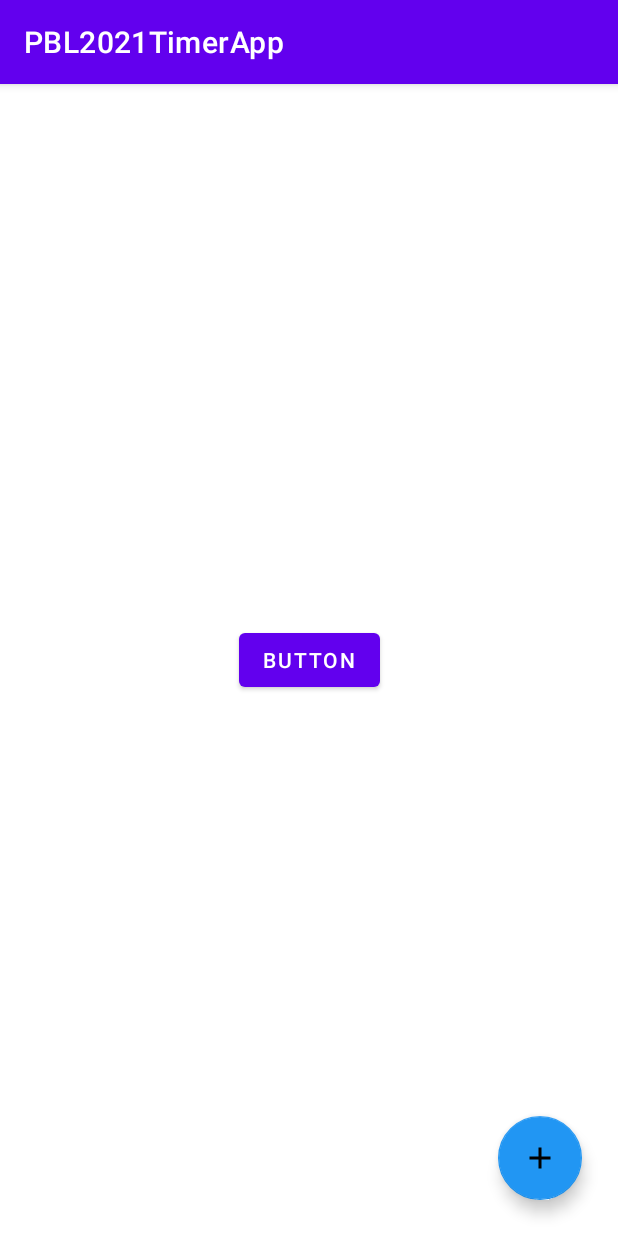
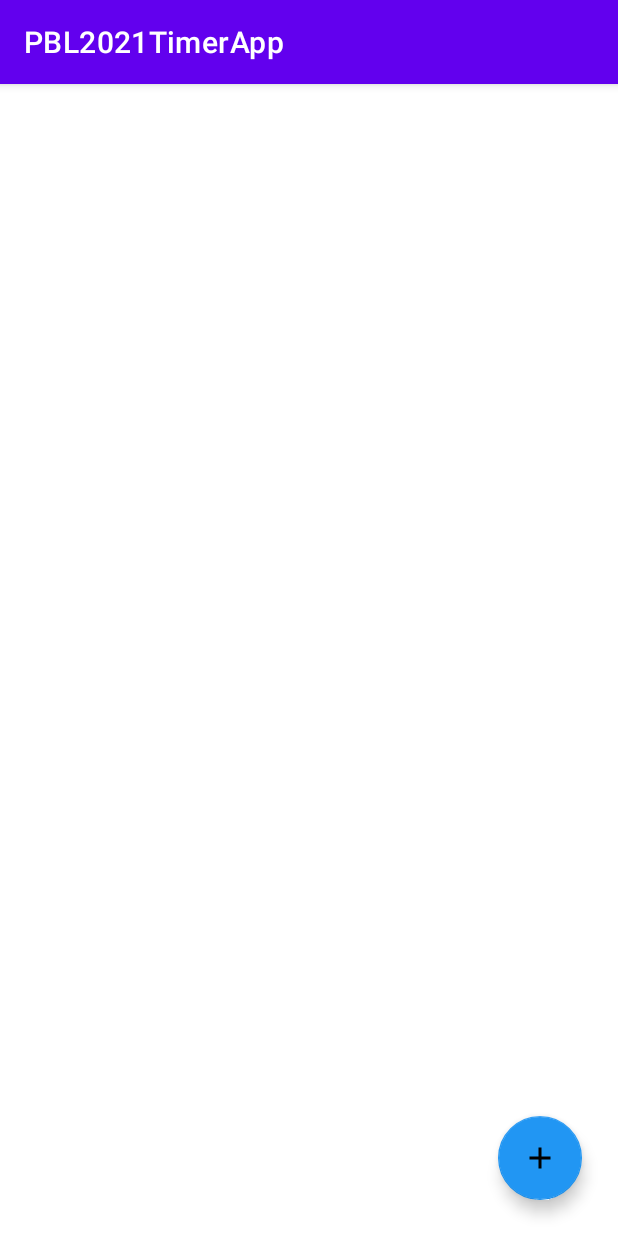
Before and after one commit to Toya-Onodera/PBL2021, an Android app: the screen it shows after launch (MainActivity), on a phone screen of 412 x 824 dp. Run offline under Robolectric (Android 15) with nearby library versions, the phone set to English and light mode, and no system bars.

Commit message:
Add: タイマー設定アクティビティへの遷移ボタンを Button から FAB に変更

```diff
--- a/app/src/main/res/layout/activity_main.xml
+++ b/app/src/main/res/layout/activity_main.xml
@@ -6,18 +6,8 @@
     android:layout_height="match_parent"
     tools:context=".MainActivity">
 
-    <Button
+    <com.google.android.material.floatingactionbutton.FloatingActionButton
         android:id="@+id/openSetTimeActivityButton"
-        android:layout_width="wrap_content"
-        android:layout_height="wrap_content"
-        android:text="Button"
-        app:layout_constraintBottom_toBottomOf="parent"
-        app:layout_constraintEnd_toEndOf="parent"
-        app:layout_constraintStart_toStartOf="parent"
-        app:layout_constraintTop_toTopOf="parent" />
-
-    <com.google.android.material.floatingactionbutton.FloatingActionButton
-        android:id="@+id/floatingActionButton2"
         android:layout_width="wrap_content"
         android:layout_height="wrap_content"
         android:layout_marginEnd="24dp"
```
